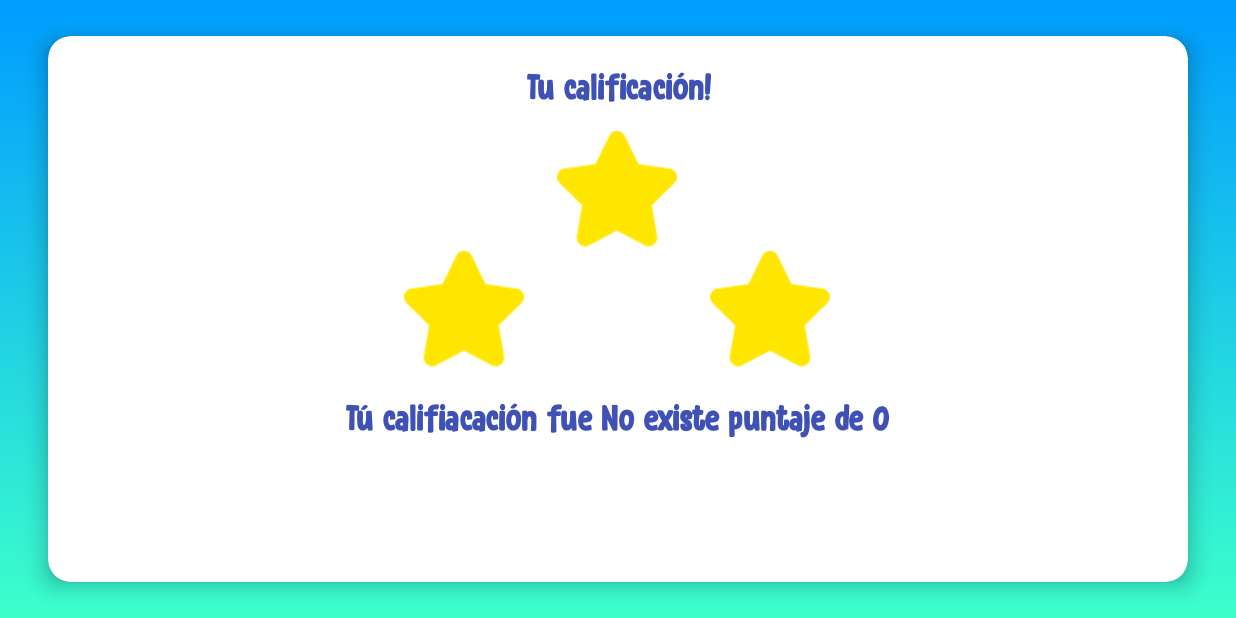
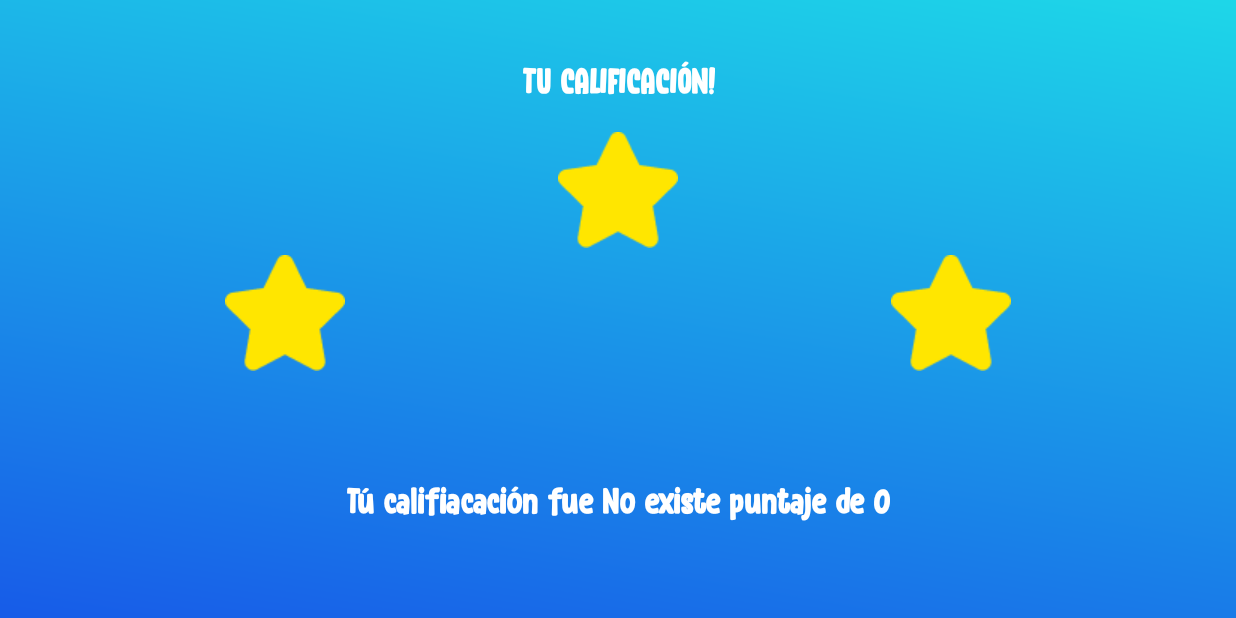
Before and after one commit to CristhianCanar/App-Doman, an Android app: the Score screen opened directly, with no data from a screen before it, on a phone screen of 824 x 412 dp (held sideways). Run offline under Robolectric (Android 15) with nearby library versions, the phone set to English and light mode, and no system bars; 1 statement that could not run was skipped.

Commit message:
Se completa alg de calificacion y reconocimiento

```diff
--- a/app/src/main/java/com/senasoft/appdoman/control/GameActivity.java
+++ b/app/src/main/java/com/senasoft/appdoman/control/GameActivity.java
@@ -63,7 +63,7 @@ public class GameActivity extends AppCompatActivity {
     public static final String SHARED_PREF = "puntaje";
     //declarations for Score
 
-    public int sizeList;
+    public static int tamanioListaPasar;
     public int puntos = 0;
 
 
@@ -90,8 +90,8 @@ public class GameActivity extends AppCompatActivity {
 
 
         //save share
-        sizeList = lista.size();
-        Log.e("tamanio",""+sizeList);
+        tamanioListaPasar = lista.size();
+        Log.e("tamanio",""+tamanioListaPasar);
 
 
 
@@ -120,7 +120,7 @@ public class GameActivity extends AppCompatActivity {
 
         String categoria = getIntent().getStringExtra("categoria");
         lista = new ArrayList<>(managerSQLiteHelper.readDataWord(categoria));
-        sizeList = lista.size();
+        tamanioListaPasar = lista.size();
         arrayGen = generarNum(lista.size());
 
         if (lista.isEmpty())tvWord.setText("Hay pocas palabras :(");
@@ -145,7 +145,6 @@ public class GameActivity extends AppCompatActivity {
 
         }else if (count == lista.size() && lista.size() != 0){
             Intent intent = new Intent(GameActivity.this, MiniGameActivity.class);
-            intent.putExtra("size",sizeList);
             startActivity(intent);
             finish();
         }
@@ -185,7 +184,9 @@ public class GameActivity extends AppCompatActivity {
     public void onActivityResult(int requestCode, int resultCode, @Nullable Intent data) {
         super.onActivityResult(requestCode, resultCode, data);
         String palabra = lista.get(arrayGen[bandera]).getPalName();
-        Log.e("Errr",""+palabra);
+        String palabraNormalize = Normalizer.normalize(palabra, Normalizer.Form.NFD);
+        String palabraSinAcentos = palabraNormalize.replaceAll("[^\\p{ASCII}]", "");
+        Log.e("Palabra",""+palabraSinAcentos);
 
         switch (requestCode){
             case RED_COUNT_SPEED_INPUT:
@@ -193,24 +194,28 @@ public class GameActivity extends AppCompatActivity {
                     resultadoVoz = data.getStringArrayListExtra(RecognizerIntent.EXTRA_RESULTS);
                     String cadenaNormalize = Normalizer.normalize(resultadoVoz.get(0), Normalizer.Form.NFD);
                     String cadenaSinAcentos = cadenaNormalize.replaceAll("[^\\p{ASCII}]", "");
-
+                    Log.e("Palabra",""+cadenaSinAcentos);
                     switch (requestCode){
                         case 1:
-                            if (cadenaSinAcentos.equalsIgnoreCase(palabra)){
+                            if (palabraSinAcentos.equals(cadenaSinAcentos)){
                                 View toast = GameActivity.this.getLayoutInflater().inflate(R.layout.toast_correct,null);
                                 Toast correctToast = new Toast(getApplicationContext());
                                 correctToast.setView(toast);
                                 correctToast.setDuration(Toast.LENGTH_LONG);
                                 correctToast.show();
-                                saveScore(puntos = puntos +1);
+                                puntos = puntos +1;
                                 startSensor();
                             }else{
                                 View toast = GameActivity.this.getLayoutInflater().inflate(R.layout.toast_incorrect,null);
                                 Toast incorrectToast = new Toast(getApplicationContext());
                                 incorrectToast.setView(toast);
-                                incorrectToast.setDuration(Toast.LENGTH_LONG);
+                                incorrectToast.setDuration(Toast.LENGTH_SHORT);
                                 incorrectToast.show();
+                                puntos = puntos;
+                                startSensor();
                             }
+                            saveScore(puntos);
+
                             break;
                     }
                 }
--- a/app/src/main/java/com/senasoft/appdoman/control/MiniGameActivity.java
+++ b/app/src/main/java/com/senasoft/appdoman/control/MiniGameActivity.java
@@ -106,8 +106,7 @@ public class MiniGameActivity extends AppCompatActivity implements View.OnClickL
             }
         }, 0, 20);
 
-        Bundle datos = this.getIntent().getExtras();
-        sizeList = datos.getInt("size");
+
 
 
     }
@@ -162,7 +161,7 @@ public class MiniGameActivity extends AppCompatActivity implements View.OnClickL
         control++;
         if (control == globosFin){
             Intent intent = new Intent(MiniGameActivity.this, Score.class);
-            intent.putExtra("size", sizeList);
+            //intent.putExtra("size", sizeList);
             startActivity(intent);
             finish();
         }
--- a/app/src/main/java/com/senasoft/appdoman/control/Score.java
+++ b/app/src/main/java/com/senasoft/appdoman/control/Score.java
@@ -5,6 +5,7 @@ import androidx.appcompat.app.AppCompatActivity;
 import android.content.Intent;
 import android.content.SharedPreferences;
 import android.os.Bundle;
+import android.util.Log;
 import android.widget.ImageView;
 import android.widget.TextView;
 import android.widget.Toast;
@@ -23,27 +24,21 @@ public class Score extends AppCompatActivity {
     TextView textScore;
     ImageView starOne, starTwo, starThree;
 
-    ManagerSQLiteHelper managerSQLiteHelper;
-    private ArrayList<Palabra> lista;
     //share preferences
     public static final String SHARED_PREF = "puntaje";
 
     public  String text;
 
-    GameActivity gameActivity;
-
-    int sizeList = 0;
+    private int sizeList = 0;
 
     @Override
     protected void onCreate(Bundle savedInstanceState) {
         super.onCreate(savedInstanceState);
-
         getSupportActionBar().hide();
         setContentView(R.layout.activity_score);
 
         referent();
-        Bundle datos = this.getIntent().getExtras();
-        sizeList = datos.getInt("size");
+        sizeList = GameActivity.tamanioListaPasar;
 
         loadScore();
         updateViews();
@@ -82,6 +77,7 @@ public class Score extends AppCompatActivity {
 
     public void updateViews(){
         int puntos = Integer.parseInt(text);
+        Log.e("puntos",""+puntos);
 
         if (puntos< sizeList/2){
             starOne.setImageResource(R.drawable.starllenita);
--- a/app/src/main/res/layout/activity_score.xml
+++ b/app/src/main/res/layout/activity_score.xml
@@ -4,39 +4,17 @@
     xmlns:tools="http://schemas.android.com/tools"
     android:layout_width="match_parent"
     android:layout_height="match_parent"
-    android:background="@drawable/bg_degrainverlogin"
+    android:background="@drawable/bg_fondo"
     tools:context=".control.Score">
 
-    <androidx.cardview.widget.CardView
-        android:id="@+id/cardView"
-        android:layout_width="0dp"
-        android:layout_height="0dp"
-        android:layout_marginStart="32dp"
-        android:layout_marginLeft="32dp"
-        android:layout_marginTop="24dp"
-        android:layout_marginEnd="32dp"
-        android:layout_marginRight="32dp"
-        android:layout_marginBottom="24dp"
-        app:cardCornerRadius="15dp"
-        app:cardElevation="8dp"
-        app:layout_constraintBottom_toBottomOf="parent"
-        app:layout_constraintEnd_toEndOf="parent"
-        app:layout_constraintStart_toStartOf="parent"
-        app:layout_constraintTop_toTopOf="parent">
-
-        <androidx.constraintlayout.widget.ConstraintLayout
-            android:layout_width="match_parent"
-            android:layout_height="match_parent">
 
     <ImageView
         android:id="@+id/ivStarOne"
         android:layout_width="wrap_content"
         android:layout_height="wrap_content"
-                android:layout_marginEnd="22dp"
-                android:layout_marginRight="22dp"
-                app:layout_constraintBottom_toBottomOf="parent"
-                app:layout_constraintEnd_toStartOf="@+id/ivStarTwo"
-                app:layout_constraintHorizontal_chainStyle="packed"
+        android:layout_marginStart="150dp"
+        android:layout_marginLeft="150dp"
+        android:layout_marginTop="170dp"
         app:layout_constraintStart_toStartOf="parent"
         app:layout_constraintTop_toTopOf="parent"
         tools:src="@tools:sample/avatars" />
@@ -45,9 +23,11 @@
         android:id="@+id/ivStarTwo"
         android:layout_width="wrap_content"
         android:layout_height="wrap_content"
-                android:layout_marginTop="15dp"
-                android:layout_marginEnd="22dp"
-                android:layout_marginRight="22dp"
+        android:layout_marginStart="8dp"
+        android:layout_marginLeft="8dp"
+        android:layout_marginTop="20dp"
+        android:layout_marginEnd="8dp"
+        android:layout_marginRight="8dp"
         app:layout_constraintEnd_toStartOf="@+id/ivStarThree"
         app:layout_constraintStart_toEndOf="@+id/ivStarOne"
         app:layout_constraintTop_toBottomOf="@+id/tvPuntaje"
@@ -57,11 +37,10 @@
         android:id="@+id/ivStarThree"
         android:layout_width="wrap_content"
         android:layout_height="wrap_content"
-                android:layout_marginEnd="1dp"
-                android:layout_marginRight="1dp"
-                app:layout_constraintBottom_toBottomOf="parent"
+        android:layout_marginTop="170dp"
+        android:layout_marginEnd="150dp"
+        android:layout_marginRight="150dp"
         app:layout_constraintEnd_toEndOf="parent"
-                app:layout_constraintStart_toEndOf="@+id/ivStarTwo"
         app:layout_constraintTop_toTopOf="parent"
         tools:src="@tools:sample/avatars" />
 
@@ -71,16 +50,15 @@
         android:layout_height="wrap_content"
         android:layout_marginStart="8dp"
         android:layout_marginLeft="8dp"
-                android:layout_marginTop="20dp"
+        android:layout_marginTop="40dp"
         android:layout_marginEnd="8dp"
         android:layout_marginRight="8dp"
         android:fontFamily="@font/instantharmony"
-                android:text="Tu calificación!"
-                android:textColor="@color/azuloscuro"
+        android:text="TU CALIFICACIÓN!"
+        android:textColor="@color/colorWhithe"
         android:textSize="24sp"
         android:textStyle="bold"
         app:layout_constraintEnd_toEndOf="parent"
-                app:layout_constraintHorizontal_bias="0.501"
         app:layout_constraintStart_toStartOf="parent"
         app:layout_constraintTop_toTopOf="parent" />
 
@@ -90,19 +68,19 @@
         android:layout_height="wrap_content"
         android:layout_marginStart="8dp"
         android:layout_marginLeft="8dp"
-                android:layout_marginTop="100dp"
+        android:layout_marginTop="130dp"
         android:layout_marginEnd="8dp"
         android:layout_marginRight="8dp"
+        android:layout_marginBottom="40dp"
         android:fontFamily="@font/instantharmony"
         android:text=""
-                android:textColor="@color/azuloscuro"
+        android:textColor="@color/colorWhithe"
         android:textSize="24sp"
         android:textStyle="bold"
+        app:layout_constraintBottom_toBottomOf="parent"
         app:layout_constraintEnd_toEndOf="parent"
-                app:layout_constraintHorizontal_bias="0.499"
         app:layout_constraintStart_toStartOf="parent"
         app:layout_constraintTop_toBottomOf="@+id/ivStarTwo" />
 
+
 </androidx.constraintlayout.widget.ConstraintLayout>
-    </androidx.cardview.widget.CardView>
-</androidx.constraintlayout.widget.ConstraintLayout>
```
Lines whose indentation alone changed are shown as unchanged.
